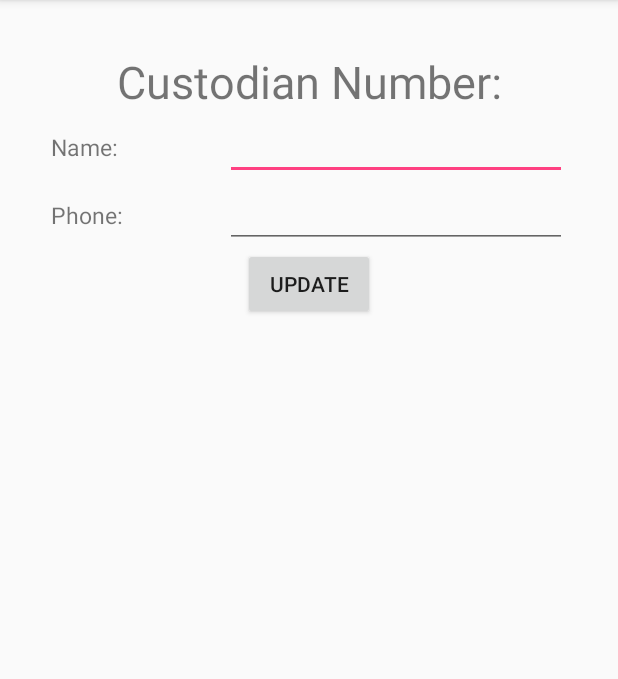
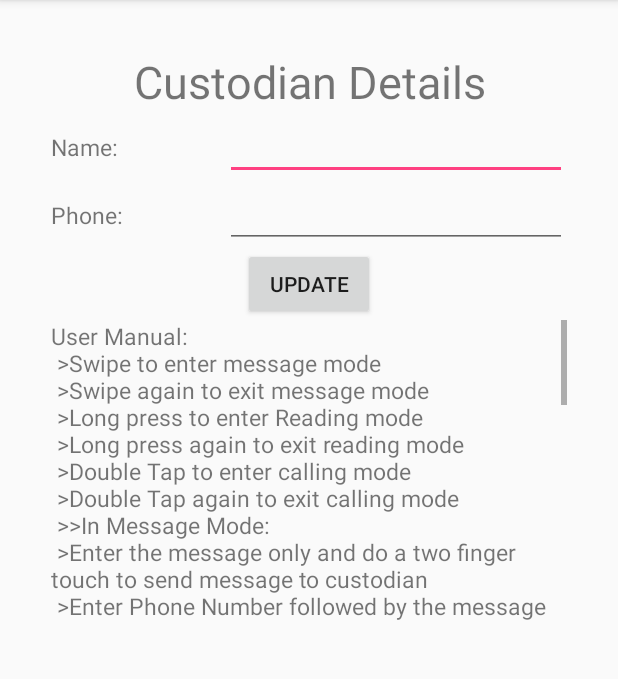
Before and after one commit to dheeraj-coding/Spero, an Android app: the SettingsActivity screen opened directly, with no data from a screen before it, on a phone screen of 412 x 824 dp, the part 84-763 px from its top. Run offline under Robolectric (Android 15) with nearby library versions, the phone set to English and light mode, and no system bars.

Commit message:
Minor bug fixes

```diff
--- a/app/src/main/AndroidManifest.xml
+++ b/app/src/main/AndroidManifest.xml
@@ -11,7 +11,7 @@
     <uses-permission android:name="android.permission.WRITE_EXTERNAL_STORAGE" />
     <uses-permission android:name="android.permission.READ_EXTERNAL_STORAGE" />
     <uses-permission android:name="android.permission.READ_CONTACTS" />
-    <uses-permission android:name="android.permission.CALL_PHONE"/>
+    <uses-permission android:name="android.permission.CALL_PHONE" />
 
     <application
         android:allowBackup="true"
@@ -47,7 +47,7 @@
         </receiver>
 
         <activity android:name=".BookReaderActivity" />
-        <activity android:name=".MessageReceivedActivity"></activity>
+        <activity android:name=".MessageReceivedActivity" />
     </application>
 
 </manifest>
--- a/app/src/main/java/com/vitanova/dheeraj/spero/SettingsActivity.java
+++ b/app/src/main/java/com/vitanova/dheeraj/spero/SettingsActivity.java
@@ -1,8 +1,10 @@
 package com.vitanova.dheeraj.spero;
 
+import android.content.Intent;
 import android.support.v7.app.AppCompatActivity;
 import android.os.Bundle;
 import android.support.v7.widget.Toolbar;
+import android.text.method.ScrollingMovementMethod;
 import android.view.View;
 import android.widget.Button;
 import android.widget.EditText;
@@ -20,6 +22,8 @@ public class SettingsActivity extends AppCompatActivity {
         Toolbar toolbar=(Toolbar)findViewById(R.id.settingsActivityToolbar);
         setSupportActionBar(toolbar);
 
+        TextView tv=(TextView)findViewById(R.id.user_manual_tv);
+        tv.setMovementMethod(new ScrollingMovementMethod());
 
         operator=new FileOperations();
         Button updateBtn=(Button)findViewById(R.id.updateBtn);
--- a/app/src/main/res/layout/activity_book_reader.xml
+++ b/app/src/main/res/layout/activity_book_reader.xml
@@ -6,7 +6,8 @@
     android:layout_height="match_parent"
     android:orientation="vertical"
     tools:context="com.vitanova.dheeraj.spero.BookReaderActivity"
-    android:gravity="center">
+    android:gravity="center"
+    android:padding="20dp">
 
     <TextView
         android:layout_width="wrap_content"
--- a/app/src/main/res/layout/activity_settings.xml
+++ b/app/src/main/res/layout/activity_settings.xml
@@ -35,7 +35,7 @@
             <TextView
                 android:layout_width="match_parent"
                 android:layout_height="wrap_content"
-                android:text="@string/custodian_number"
+                android:text="@string/custodian_details"
                 android:gravity="center_horizontal"
                 android:textSize="30sp"
                 />
@@ -90,7 +90,13 @@
                 android:text="@string/update"
                 android:id="@+id/updateBtn"
                 />
-
+            <TextView
+                android:layout_width="match_parent"
+                android:layout_height="200dp"
+                android:scrollbars="vertical"
+                android:id="@+id/user_manual_tv"
+                android:text="@string/user_manual"
+                android:textSize="15sp"/>
         </LinearLayout>
     </LinearLayout>
 
--- a/app/src/main/res/values/strings.xml
+++ b/app/src/main/res/values/strings.xml
@@ -5,4 +5,46 @@
     <string name="nameText">Name:</string>
     <string name="custodian_number">Custodian Number:</string>
     <string name="appName">Spero</string>
+    <string name="custodian_details">Custodian Details</string>
+    <string name="user_manual">
+        User Manual:\n
+        >Swipe to enter message mode\n
+        >Swipe again to exit message mode\n
+        >Long press to enter Reading mode\n
+        >Long press again to exit reading mode\n
+        >Double Tap to enter calling mode\n
+        >Double Tap again to exit calling mode\n
+
+        >>In Message Mode:\n
+        >Enter the message only and do a two finger
+            touch to send message to custodian\n
+        >Enter Phone Number followed by the message body to send to custom number specified
+            and do a two finger touch to send message\n
+
+        >>In Phone mode:\n
+        >Enter the phone number and do a two finger touch to make a call to a custom number\n
+        >Do a two finger touch to make a call to custodian\n
+
+        >>In Read Mode:\n
+        >Two finger touch to start reading.\n
+        >The book is read line by line so swipe up to read next line\n
+        >Double tap to stop reading\n
+
+        >>Message Received:\n
+        >The received message is given in morse vibrations output \n
+        >Double tap to stop reading\n
+
+        >>All input must be in morse code\n
+
+        >>Morse gestures:\n
+        >Double tap represents a dot \n
+        >Long Press represents a dash \n
+        >Single tap represents a space \n
+
+        >>Each letter in morse is separated by space and each word is separated by double space\n
+        Eg: .&lt;space&gt;-.&lt;space&gt;-..&lt;space&gt;&lt;space&gt;.&lt;space&gt;-.&lt;space&gt;-.. represents \n
+
+        **Do not kill the app or else the app wont launch upon unlock
+    </string>
+    <string name="user_manual_btn">User Manual</string>
 </resources>
```
Also changed, not shown: app/src/main/java/com/vitanova/dheeraj/spero/BookReaderActivity.java (+24 -8 lines), app/src/main/java/com/vitanova/dheeraj/spero/MainActivity.java (+4 -4 lines), 1 other file.
